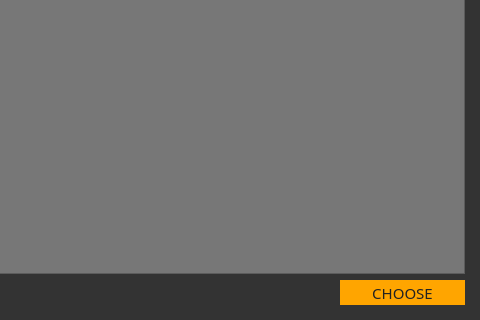
Qt form src/gui/ui/addressbookdialog.ui (ConcealNetwork/conceal-desktop) before a commit; both pictures show x 267 to 747 and y 205 to 525 of the 747 by 525 pixel window.
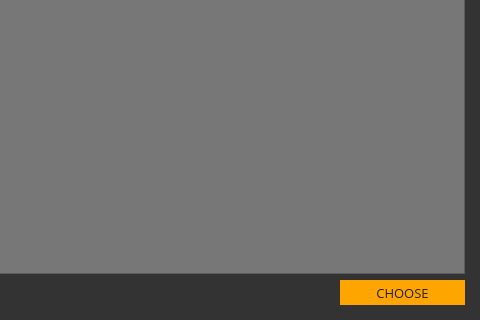
The same form after that commit.

The edit to the form file:
```diff
--- a/src/gui/ui/addressbookdialog.ui
+++ b/src/gui/ui/addressbookdialog.ui
@@ -61,8 +61,8 @@
        </property>
        <property name="font">
         <font>
-         <family>Oswald</family>
-         <pointsize>11</pointsize>
+         <family>Open Sans</family>
+         <pointsize>10</pointsize>
         </font>
        </property>
        <property name="styleSheet">
```
